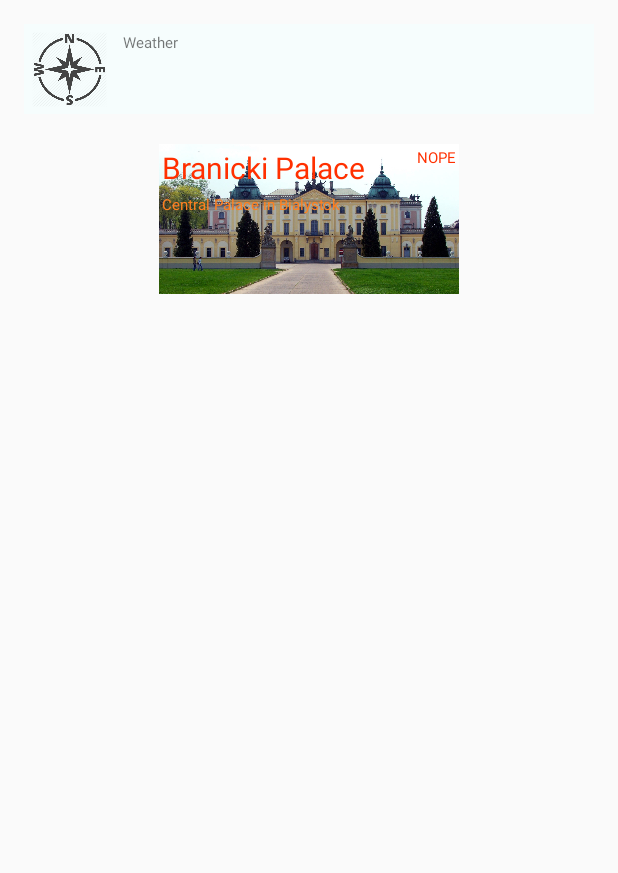
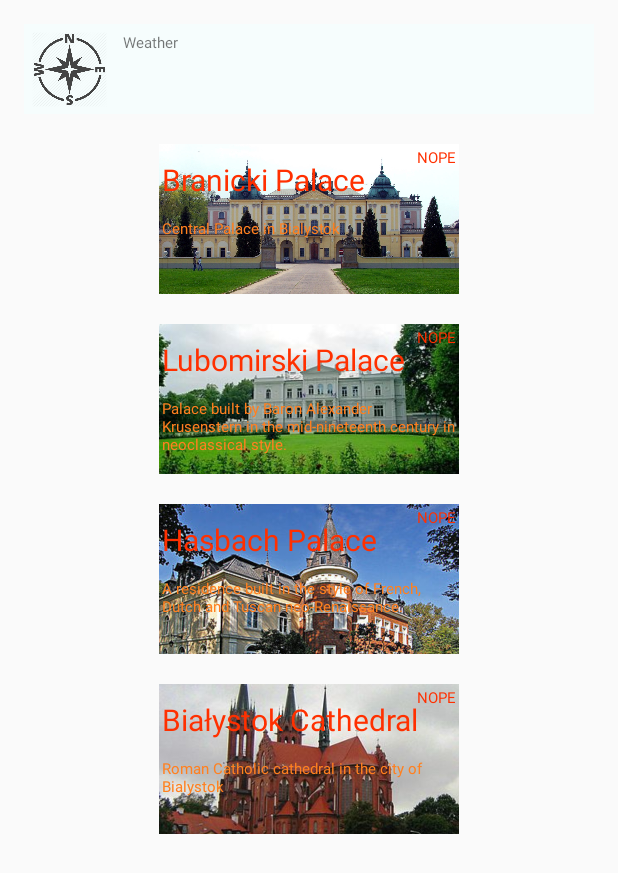
Before and after one commit to mutant94/TouristJournal, an Android app: the screen it shows after launch (MenuPlaceActivity), after a tap on "Bialystok", on a phone screen of 412 x 824 dp. Shown: the top 873 px of the screen. Run offline under Robolectric (Android 15) with nearby library versions, the phone set to English and light mode, and no system bars.

Commit message:
add dcontent

```diff
--- a/app/src/main/java/com/example/lukaszt/touristjournal/objects/TouristPlace.java
+++ b/app/src/main/java/com/example/lukaszt/touristjournal/objects/TouristPlace.java
@@ -7,8 +7,14 @@ import com.example.lukaszt.touristjournal.R;
  */
 
 public enum TouristPlace {
+    //Bialystok
     BranickiPalace(R.string.Bialystok_name_branicki_palace, R.string.Bialystok_short_description_branicki_palace, R.string.Bialystok_long_description_branicki_palace, R.drawable.branicki_palace, TouristCity.Bialystok, 23.164983333333, 53.130558333333),
+    LubomirskiPalace(R.string.Bialystok_name_lubomisrki_palace, R.string.Bialystok__short_description_lubomisrki_palace, R.string.Bialystok__long_description_lubomisrki_palace, R.drawable.lubomirski_palace, TouristCity.Bialystok, 23.204444444444, 53.109444444444),
+    HasbachPalace(R.string.Bialystok_name_hasbach_palace, R.string.Bialystok__short_description_hasbach_palace, R.string.Bialystok__long_description_hasbach_palace, R.drawable.hasbach_palace, TouristCity.Bialystok, 23.2025, 53.113611111111),
+    BialystokCathedral(R.string.Bialystok_name_cathedral, R.string.Bialystok__short_description_cathedral, R.string.Bialystok__long_description_cathedral, R.drawable.cathedral, TouristCity.Bialystok, 23.162708333333, 53.132511111111),
+    //Warsaw
     RoyalCastle(R.string.Warsaw_name_royal_castle, R.string.Warsaw__short_description_royal_castle, R.string.Warsaw__long_description_royal_castle, R.drawable.royal_castle, TouristCity.Warsaw, 21.014166666667, 52.247777777778);
+
     public int nameId;
     public int shortDescriptionId;
     public int longDescriptionId;
--- a/app/src/main/res/layout/cardview_place.xml
+++ b/app/src/main/res/layout/cardview_place.xml
@@ -22,7 +22,10 @@
                 android:textSize="20dp"
                 android:textColor="#FF3000"
                 android:id="@+id/cardview_place_title"
-                android:layout_margin="2sp"/>
+                android:layout_marginTop="10dp"
+                android:layout_marginBottom="10dp"
+                android:layout_marginRight="2sp"
+                android:layout_marginLeft="2sp"/>
             <TextView
                 android:layout_width="wrap_content"
                 android:layout_height="wrap_content"
--- a/app/src/main/res/values/strings.xml
+++ b/app/src/main/res/values/strings.xml
@@ -3,7 +3,7 @@
     <string name="title_activity_maps">Map</string>
 
     <string name="Weather">Weather</string>
-    <string name="Temperature">Temperature</string>
+    <string name="Temperature">Temp</string>
     <string name="Thunderstorm">Thunderstorm</string>
     <string name="Drizzle">Drizzle</string>
     <string name="Rain">Rain</string>
@@ -27,6 +27,15 @@
     <string name="Bialystok_name_branicki_palace">Branicki Palace</string>
     <string name="Bialystok_short_description_branicki_palace">Central Palace in Bialystok</string>
     <string name="Bialystok_long_description_branicki_palace">Central Palace in Bialystok. Central Palace in Bialystok</string>
+    <string name="Bialystok_name_hasbach_palace">Hasbach Palace</string>
+    <string name="Bialystok__short_description_hasbach_palace">A residence built in the style of French, Dutch and Tuscan neo-Renaissance.</string>
+    <string name="Bialystok__long_description_hasbach_palace">A residence built in the 1880s by Ewald Hasbach in the style of French, Dutch and Tuscan neo-Renaissance. The palace was surrounded by a small garden and landscape park. Growing income mobilized by Artur Hasbach (son of Ewald and Maria Körner) reconstruction of the mansion (1905-1907). Maintenance in eclectic style. Added two single towers with towers and an additional floor covered with a sloping roof with sloping roof. Then the most important part and fireplaces are preserved. Nearly the palace became a factory, burned by the Germans in 1944 (Will remain intact, as it deserves Erwin).</string>
+    <string name="Bialystok_name_lubomisrki_palace">Lubomirski Palace</string>
+    <string name="Bialystok__long_description_lubomisrki_palace">The Krusenstern Palace, later the Rüdiger and the Lubomirskis - a palace built by Baron Alexander Krusenstern in the mid-nineteenth century in neoclassical style. During World War II Białystok\'s seat was the Prussian Erich Koch. Burned in 1944, rebuilt in 1956-1957. The palace is located in the Dojlidy district and is surrounded by a 19th-century park. Currently, the School of Public Administration is located here.</string>
+    <string name="Bialystok_name_cathedral">Białystok Cathedral</string>
+    <string name="Bialystok__short_description_cathedral">Roman Catholic cathedral in the city of Bialystok</string>
+    <string name="Bialystok__long_description_cathedral">The Cathedral Basilica of the Assumption of the Blessed Virgin Mary (Polish: Bazylika archikatedralna Wniebowzięcia Najświętszej Maryi Panny w Białymstoku ) also called Białystok Cathedral is a Roman Catholic cathedral in the city of Bialystok in Poland. The three-nave church is 90 meters long and can accommodate 9,500 worshipers. The two towers reach 72.5 meters high. It is the main church of the Archdiocese of Bialystok and acquired the status of basílica in 1985 by decision of Pope John Paul II.</string>
+
     <!--Warsaw place-->
     <!--Bialystok place-->
     <!--
@@ -38,4 +47,5 @@
     <string name="Warsaw_name_royal_castle">Royal Castle</string>
     <string name="Warsaw__short_description_royal_castle">Main polish castle</string>
     <string name="Warsaw__long_description_royal_castle">Main polish castle. Main polish castle. Main polish castle</string>
+    <string name="Bialystok__short_description_lubomisrki_palace">Palace built by Baron Alexander Krusenstern in the mid-nineteenth century in neoclassical style.</string>
 </resources>
```
Also changed, not shown: app/src/main/res/drawable/cathedral.jpg (added), app/src/main/res/drawable/hasbach_palace.jpg (added), app/src/main/res/drawable/lubomirski_palace.jpg (added), 1 other file.
